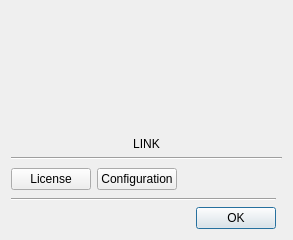
Above: Src.QT/tt3-gui/AboutDialog.ui from akapustiatyahoocouk/TimeTracker3 before the change. Below: the same form after it.
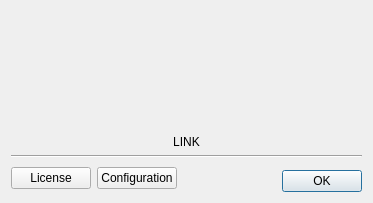
That is the form after the change. Icons and pictures are not drawn.

```diff
--- a/Src.QT/tt3-gui/AboutDialog.ui
+++ b/Src.QT/tt3-gui/AboutDialog.ui
@@ -6,8 +6,8 @@
    <rect>
     <x>0</x>
     <y>0</y>
-    <width>293</width>
-    <height>240</height>
+    <width>373</width>
+    <height>203</height>
    </rect>
   </property>
   <property name="sizePolicy">
@@ -83,6 +83,16 @@
      </property>
     </spacer>
    </item>
+   <item row="7" column="4">
+    <widget class="QDialogButtonBox" name="buttonBox">
+     <property name="orientation">
+      <enum>Qt::Orientation::Horizontal</enum>
+     </property>
+     <property name="standardButtons">
+      <set>QDialogButtonBox::StandardButton::Ok</set>
+     </property>
+    </widget>
+   </item>
    <item row="4" column="0" colspan="5">
     <widget class="QLabel" name="linkLabel">
      <property name="text">
@@ -131,33 +141,6 @@
      </property>
     </widget>
    </item>
-   <item row="3" column="1" colspan="4">
-    <widget class="QLabel" name="creditsLabel">
-     <property name="text">
-      <string>&lt;CREDITS&gt;</string>
-     </property>
-     <property name="alignment">
-      <set>Qt::AlignmentFlag::AlignCenter</set>
-     </property>
-    </widget>
-   </item>
-   <item row="8" column="0" colspan="4">
-    <widget class="Line" name="line_2">
-     <property name="orientation">
-      <enum>Qt::Orientation::Horizontal</enum>
-     </property>
-    </widget>
-   </item>
-   <item row="9" column="0" colspan="4">
-    <widget class="QDialogButtonBox" name="buttonBox">
-     <property name="orientation">
-      <enum>Qt::Orientation::Horizontal</enum>
-     </property>
-     <property name="standardButtons">
-      <set>QDialogButtonBox::StandardButton::Ok</set>
-     </property>
-    </widget>
-   </item>
   </layout>
  </widget>
  <tabstops>
```
Left out of the diff: 78 changed lines with no effect on the pictures.
